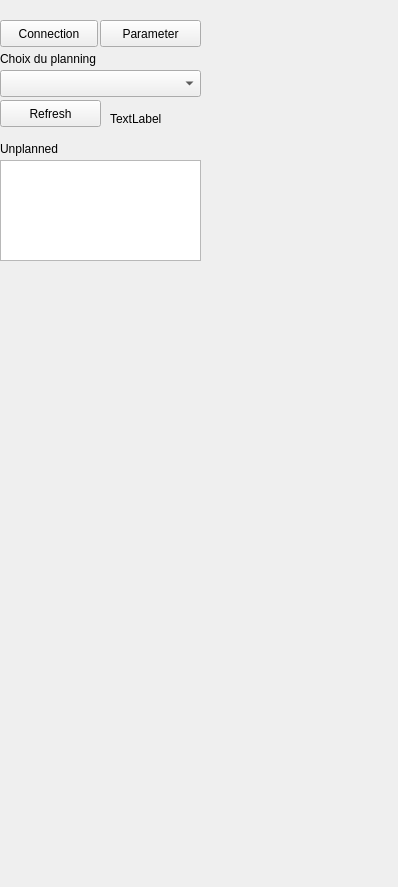
First picture: the form in widget_base.ui, repository Mapotempo/mapotempo-qgis-plugin, before the edit.
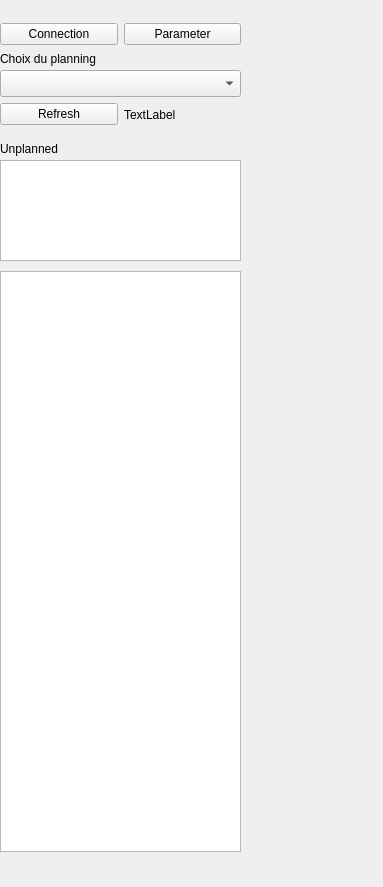
Second picture: the form after the edit.

Commit message: new functionnality we can see stops in a tree

```diff
--- a/widget_base.ui
+++ b/widget_base.ui
@@ -6,7 +6,7 @@
    <rect>
     <x>0</x>
     <y>0</y>
-    <width>398</width>
+    <width>383</width>
     <height>887</height>
    </rect>
   </property>
@@ -14,19 +14,6 @@
    <string>DockWidget</string>
   </property>
   <widget class="QWidget" name="dockWidgetContents">
-   <widget class="QPushButton" name="pushButton_2">
-    <property name="geometry">
-     <rect>
-      <x>0</x>
-      <y>100</y>
-      <width>101</width>
-      <height>27</height>
-     </rect>
-    </property>
-    <property name="text">
-     <string>Refresh</string>
-    </property>
-   </widget>
    <widget class="QLabel" name="label_4">
     <property name="geometry">
      <rect>
@@ -40,61 +27,22 @@
      <string>Choix du planning</string>
     </property>
    </widget>
-   <widget class="QLabel" name="label_5">
-    <property name="geometry">
-     <rect>
-      <x>110</x>
-      <y>110</y>
-      <width>271</width>
-      <height>17</height>
-     </rect>
-    </property>
-    <property name="text">
-     <string>TextLabel</string>
-    </property>
-   </widget>
    <widget class="QComboBox" name="comboBox">
     <property name="geometry">
      <rect>
       <x>0</x>
       <y>70</y>
-      <width>201</width>
+      <width>241</width>
       <height>27</height>
      </rect>
     </property>
    </widget>
-   <widget class="QPushButton" name="pushButton">
-    <property name="geometry">
-     <rect>
-      <x>0</x>
-      <y>20</y>
-      <width>98</width>
-      <height>27</height>
-     </rect>
-    </property>
-    <property name="text">
-     <string>Connection</string>
-    </property>
-   </widget>
-   <widget class="QPushButton" name="pushButton_4">
-    <property name="geometry">
-     <rect>
-      <x>100</x>
-      <y>20</y>
-      <width>101</width>
-      <height>27</height>
-     </rect>
-    </property>
-    <property name="text">
-     <string>Parameter</string>
-    </property>
-   </widget>
    <widget class="QListWidget" name="listWidget">
     <property name="geometry">
      <rect>
       <x>0</x>
       <y>160</y>
-      <width>201</width>
+      <width>241</width>
       <height>101</height>
      </rect>
     </property>
@@ -121,6 +69,68 @@
      <string>Unplanned</string>
     </property>
    </widget>
+   <widget class="QTreeView" name="treeView">
+    <property name="geometry">
+     <rect>
+      <x>0</x>
+      <y>271</y>
+      <width>241</width>
+      <height>581</height>
+     </rect>
+    </property>
+   </widget>
+   <widget class="QWidget" name="">
+    <property name="geometry">
+     <rect>
+      <x>0</x>
+      <y>20</y>
+      <width>241</width>
+      <height>29</height>
+     </rect>
+    </property>
+    <layout class="QHBoxLayout" name="horizontalLayout">
+     <item>
+      <widget class="QPushButton" name="pushButton">
+       <property name="text">
+        <string>Connection</string>
+       </property>
+      </widget>
+     </item>
+     <item>
+      <widget class="QPushButton" name="pushButton_4">
+       <property name="text">
+        <string>Parameter</string>
+       </property>
+      </widget>
+     </item>
+    </layout>
+   </widget>
+   <widget class="QWidget" name="">
+    <property name="geometry">
+     <rect>
+      <x>0</x>
+      <y>100</y>
+      <width>241</width>
+      <height>29</height>
+     </rect>
+    </property>
+    <layout class="QHBoxLayout" name="horizontalLayout_2">
+     <item>
+      <widget class="QPushButton" name="pushButton_2">
+       <property name="text">
+        <string>Refresh</string>
+       </property>
+      </widget>
+     </item>
+     <item>
+      <widget class="QLabel" name="label_5">
+       <property name="text">
+        <string>TextLabel</string>
+       </property>
+      </widget>
+     </item>
+    </layout>
+   </widget>
   </widget>
  </widget>
  <resources/>
```
Left out of the diff: 2 changed lines with no effect on the pictures. The commit also changes 4 other files.
